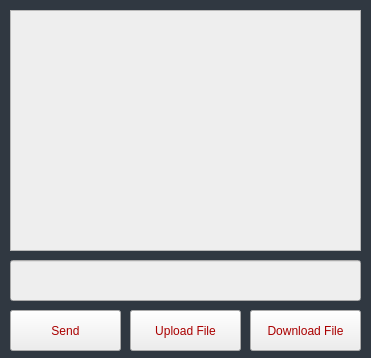
Old version of the form ChatApplicationClient/privatechat.ui in the repository enesdurmus/ChatApplication-With-QT.
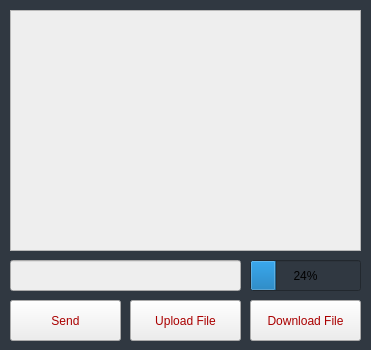
New version of the form.

Commit message: download progress bar added

```diff
--- a/ChatApplicationClient/privatechat.ui
+++ b/ChatApplicationClient/privatechat.ui
@@ -7,7 +7,7 @@
     <x>0</x>
     <y>0</y>
     <width>371</width>
-    <height>358</height>
+    <height>350</height>
    </rect>
   </property>
   <property name="windowTitle">
@@ -41,7 +41,7 @@
    <property name="geometry">
     <rect>
      <x>10</x>
-     <y>310</y>
+     <y>300</y>
      <width>111</width>
      <height>41</height>
     </rect>
@@ -60,8 +60,8 @@
     <rect>
      <x>10</x>
      <y>260</y>
-     <width>351</width>
-     <height>41</height>
+     <width>231</width>
+     <height>31</height>
     </rect>
    </property>
    <property name="styleSheet">
@@ -74,7 +74,7 @@
    <property name="geometry">
     <rect>
      <x>130</x>
-     <y>310</y>
+     <y>300</y>
      <width>111</width>
      <height>41</height>
     </rect>
@@ -92,7 +92,7 @@
    <property name="geometry">
     <rect>
      <x>250</x>
-     <y>310</y>
+     <y>300</y>
      <width>111</width>
      <height>41</height>
     </rect>
@@ -106,6 +106,19 @@
     <string>Download File</string>
    </property>
   </widget>
+  <widget class="QProgressBar" name="downloadProgressBar">
+   <property name="geometry">
+    <rect>
+     <x>250</x>
+     <y>260</y>
+     <width>111</width>
+     <height>31</height>
+    </rect>
+   </property>
+   <property name="value">
+    <number>24</number>
+   </property>
+  </widget>
  </widget>
  <resources/>
  <connections/>
```
The commit also changes 11 other files.
